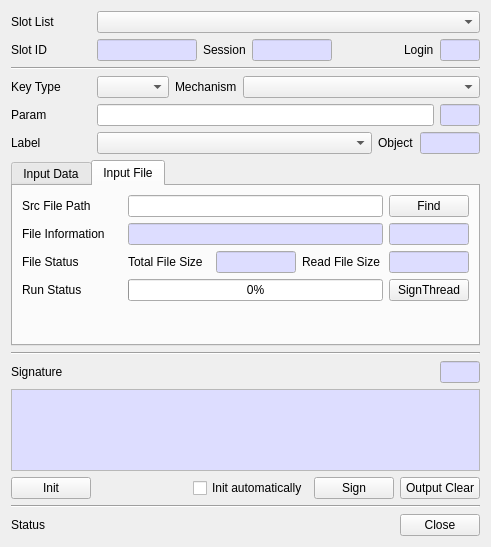
Above: CryptokiMan/sign_dlg.ui from jykim74/CryptokiMan before the change. Below: the same form after it.
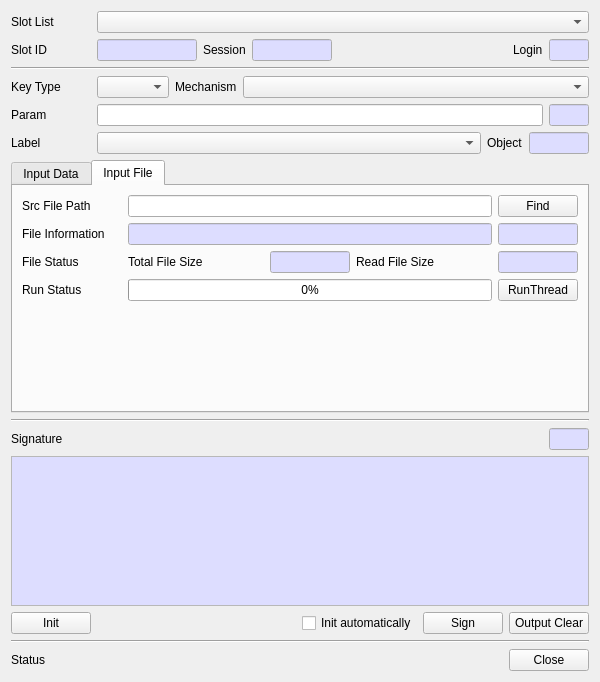
That is the form after the change.

The edit to the form file:
```diff
--- a/CryptokiMan/sign_dlg.ui
+++ b/CryptokiMan/sign_dlg.ui
@@ -6,8 +6,8 @@
    <rect>
     <x>0</x>
     <y>0</y>
-    <width>491</width>
-    <height>547</height>
+    <width>600</width>
+    <height>682</height>
    </rect>
   </property>
   <property name="windowTitle">
@@ -1019,7 +1019,7 @@
          <item row="0" column="2">
           <widget class="QPushButton" name="mSignThreadBtn">
            <property name="text">
-            <string>SignThread</string>
+            <string>RunThread</string>
            </property>
           </widget>
          </item>
```
